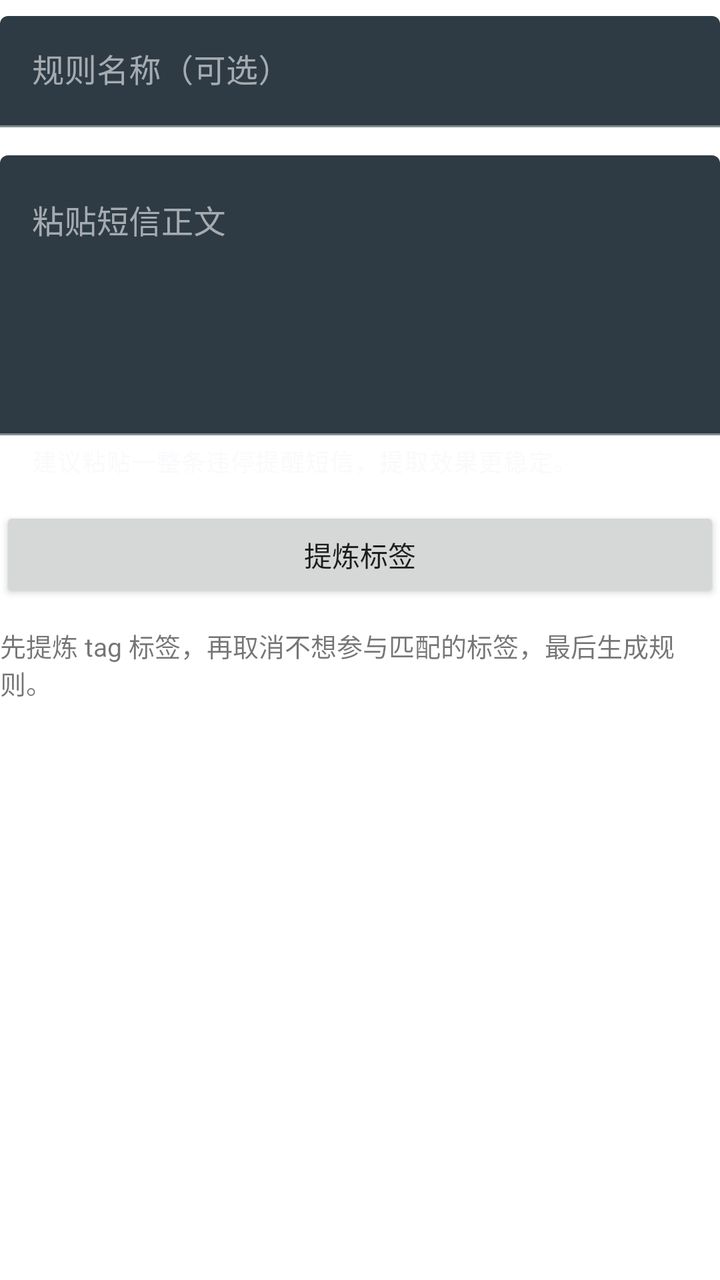
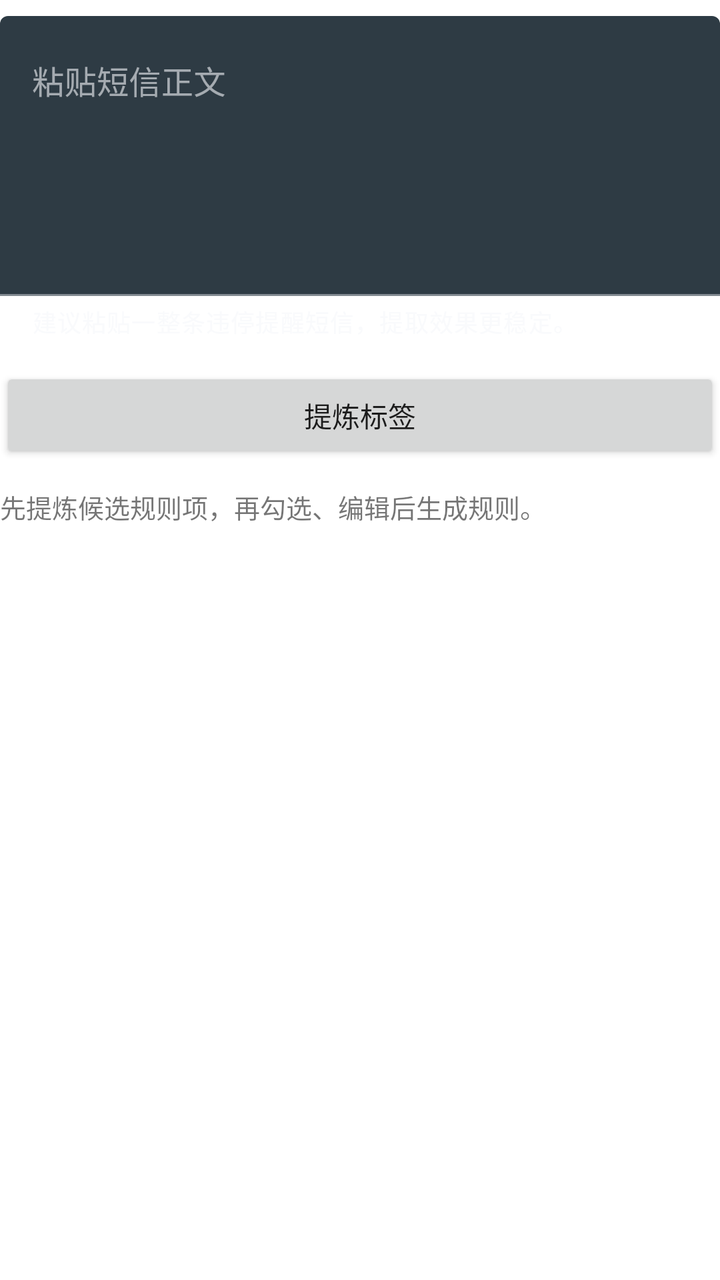

Before-and-after screenshots of an Android layout around one commit, followed by the original layout XML and the change that was made.
<!-- AndroidManifest.xml: application theme Theme.ParkingAlert -->
<!-- res/layout/dialog_add_rule.xml -->
<?xml version="1.0" encoding="utf-8"?>
<androidx.core.widget.NestedScrollView xmlns:android="http://schemas.android.com/apk/res/android"
    xmlns:app="http://schemas.android.com/apk/res-auto"
    android:layout_width="match_parent"
    android:layout_height="wrap_content"
    android:fillViewport="true">

    <LinearLayout
        android:layout_width="match_parent"
        android:layout_height="wrap_content"
        android:orientation="vertical"
        android:paddingTop="8dp">

        <com.google.android.material.textfield.TextInputLayout
            android:id="@+id/ruleNameLayout"
            android:layout_width="match_parent"
            android:layout_height="wrap_content"
            android:hint="@string/add_rule_name_hint">

            <com.google.android.material.textfield.TextInputEditText
                android:id="@+id/ruleNameInput"
                android:layout_width="match_parent"
                android:layout_height="wrap_content"
                android:inputType="textCapSentences" />
        </com.google.android.material.textfield.TextInputLayout>

        <com.google.android.material.textfield.TextInputLayout
            android:id="@+id/ruleSampleLayout"
            android:layout_width="match_parent"
            android:layout_height="wrap_content"
            android:layout_marginTop="14dp"
            android:hint="@string/add_rule_sample_hint"
            app:helperText="@string/add_rule_helper">

            <com.google.android.material.textfield.TextInputEditText
                android:id="@+id/ruleSampleInput"
                android:layout_width="match_parent"
                android:layout_height="140dp"
                android:gravity="top|start"
                android:inputType="textCapSentences|textMultiLine"
                android:minLines="5" />
        </com.google.android.material.textfield.TextInputLayout>

        <Button
            android:id="@+id/extractTagsButton"
            android:layout_width="match_parent"
            android:layout_height="48dp"
            android:layout_marginTop="14dp"
            android:text="@string/extract_tags_button"
            android:textAllCaps="false" />

        <TextView
            android:id="@+id/tagHintText"
            android:layout_width="match_parent"
            android:layout_height="wrap_content"
            android:layout_marginTop="12dp"
            android:text="@string/tag_hint_text"
            android:textSize="13sp" />

        <com.example.parkingalert.widget.MaxHeightNestedScrollView
            android:id="@+id/tagScrollView"
            android:layout_width="match_parent"
            android:layout_height="wrap_content"
            android:layout_marginTop="10dp"
            android:overScrollMode="ifContentScrolls"
            android:scrollbars="vertical"
            android:visibility="gone">

            <com.google.android.material.chip.ChipGroup
                android:id="@+id/tagChipGroup"
                android:layout_width="match_parent"
                android:layout_height="wrap_content"
                app:chipSpacingHorizontal="8dp"
                app:chipSpacingVertical="8dp"
                app:selectionRequired="false"
                app:singleLine="false" />
        </com.example.parkingalert.widget.MaxHeightNestedScrollView>
    </LinearLayout>
</androidx.core.widget.NestedScrollView>
<!-- resources referenced by this layout -->
<resources>
  <string name="add_rule_helper">建议粘贴一整条违停提醒短信，提取效果更稳定。</string>
  <string name="add_rule_name_hint">规则名称（可选）</string>
  <string name="add_rule_sample_hint">粘贴短信正文</string>
  <string name="extract_tags_button">提炼标签</string>
  <string name="tag_hint_text">先提炼 tag 标签，再取消不想参与匹配的标签，最后生成规则。</string>
  <style name="Theme.ParkingAlert" parent="Theme.MaterialComponents.DayNight.NoActionBar">
          <item name="colorPrimary">@color/signal_teal</item>
          <item name="colorPrimaryVariant">@color/signal_teal_dark</item>
          <item name="colorOnPrimary">#061412</item>
          <item name="colorSecondary">@color/signal_alert</item>
          <item name="colorOnSecondary">#FFF8F6</item>
          <item name="colorSurface">@color/panel_surface</item>
          <item name="colorOnSurface">#F5F7FA</item>
          <item name="android:statusBarColor" tools:targetApi="l">@color/app_shell</item>
      </style>
  <color name="signal_teal">#29FFD2</color>
  <color name="signal_teal_dark">#14C6A6</color>
  <color name="signal_alert">#FF6C5A</color>
  <color name="panel_surface">#13212B</color>
  <color name="app_shell">#071016</color>
</resources>

<!-- the commit's change to res/layout/dialog_add_rule.xml (unified diff, before → after) -->
@@ -12,23 +12,9 @@
         android:paddingTop="8dp">
 
         <com.google.android.material.textfield.TextInputLayout
-            android:id="@+id/ruleNameLayout"
-            android:layout_width="match_parent"
-            android:layout_height="wrap_content"
-            android:hint="@string/add_rule_name_hint">
-
-            <com.google.android.material.textfield.TextInputEditText
-                android:id="@+id/ruleNameInput"
-                android:layout_width="match_parent"
-                android:layout_height="wrap_content"
-                android:inputType="textCapSentences" />
-        </com.google.android.material.textfield.TextInputLayout>
-
-        <com.google.android.material.textfield.TextInputLayout
             android:id="@+id/ruleSampleLayout"
             android:layout_width="match_parent"
             android:layout_height="wrap_content"
-            android:layout_marginTop="14dp"
             android:hint="@string/add_rule_sample_hint"
             app:helperText="@string/add_rule_helper">
 
@@ -57,6 +43,15 @@
             android:text="@string/tag_hint_text"
             android:textSize="13sp" />
 
+        <TextView
+            android:id="@+id/tagSelectionHintText"
+            android:layout_width="match_parent"
+            android:layout_height="wrap_content"
+            android:layout_marginTop="8dp"
+            android:text="@string/tag_selection_hint_text"
+            android:textSize="12sp"
+            android:visibility="gone" />
+
         <com.example.parkingalert.widget.MaxHeightNestedScrollView
             android:id="@+id/tagScrollView"
             android:layout_width="match_parent"
@@ -66,14 +61,11 @@
             android:scrollbars="vertical"
             android:visibility="gone">
 
-            <com.google.android.material.chip.ChipGroup
-                android:id="@+id/tagChipGroup"
+            <LinearLayout
+                android:id="@+id/candidateContainer"
                 android:layout_width="match_parent"
                 android:layout_height="wrap_content"
-                app:chipSpacingHorizontal="8dp"
-                app:chipSpacingVertical="8dp"
-                app:selectionRequired="false"
-                app:singleLine="false" />
+                android:orientation="vertical" />
         </com.example.parkingalert.widget.MaxHeightNestedScrollView>
     </LinearLayout>
 </androidx.core.widget.NestedScrollView>
<!-- resource entries referenced after the edit -->
@@ -1,10 +1,10 @@
 <!-- resources referenced by this layout -->
 <resources>
   <string name="add_rule_helper">建议粘贴一整条违停提醒短信，提取效果更稳定。</string>
-  <string name="add_rule_name_hint">规则名称（可选）</string>
   <string name="add_rule_sample_hint">粘贴短信正文</string>
   <string name="extract_tags_button">提炼标签</string>
-  <string name="tag_hint_text">先提炼 tag 标签，再取消不想参与匹配的标签，最后生成规则。</string>
+  <string name="tag_hint_text">先提炼候选规则项，再勾选、编辑后生成规则。</string>
+  <string name="tag_selection_hint_text">已默认勾选可直接生成的标签，未勾选项是补充标签，按需再选。</string>
   <style name="Theme.ParkingAlert" parent="Theme.MaterialComponents.DayNight.NoActionBar">
           <item name="colorPrimary">@color/signal_teal</item>
           <item name="colorPrimaryVariant">@color/signal_teal_dark</item>
